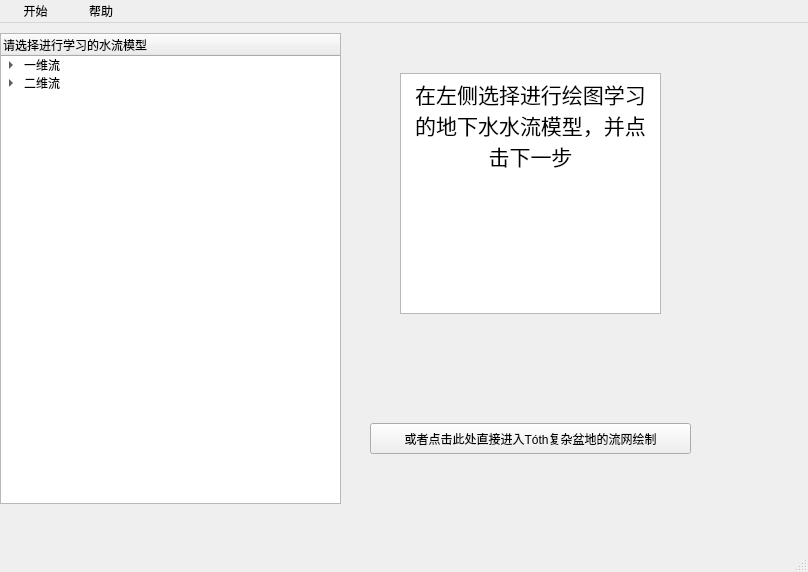
Yulei-3005240023/FDM_groundwater, file ui/MainWindow - untitled.ui: the form before one commit.
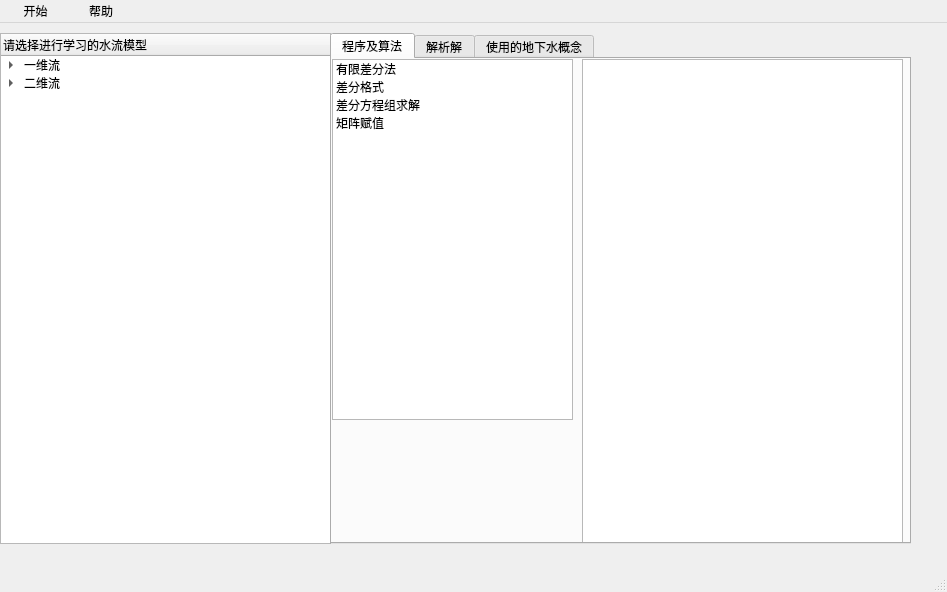
The form after the commit. The open tabs and pages were chosen to show the change.

Diff of the .ui file:
```diff
--- a/ui/MainWindow - untitled.ui
+++ b/ui/MainWindow - untitled.ui
@@ -6,8 +6,8 @@
    <rect>
     <x>0</x>
     <y>0</y>
-    <width>808</width>
-    <height>572</height>
+    <width>947</width>
+    <height>592</height>
    </rect>
   </property>
   <property name="windowTitle">
@@ -17,43 +17,13 @@
    <property name="cursor">
     <cursorShape>ArrowCursor</cursorShape>
    </property>
-   <widget class="QTextBrowser" name="textBrowser">
-    <property name="geometry">
-     <rect>
-      <x>400</x>
-      <y>50</y>
-      <width>261</width>
-      <height>241</height>
-     </rect>
-    </property>
-    <property name="html">
-     <string>&lt;!DOCTYPE HTML PUBLIC &quot;-//W3C//DTD HTML 4.0//EN&quot; &quot;http://www.w3.org/TR/REC-html40/strict.dtd&quot;&gt;
-&lt;html&gt;&lt;head&gt;&lt;meta name=&quot;qrichtext&quot; content=&quot;1&quot; /&gt;&lt;style type=&quot;text/css&quot;&gt;
-p, li { white-space: pre-wrap; }
-&lt;/style&gt;&lt;/head&gt;&lt;body style=&quot; font-family:'SimSun'; font-size:9pt; font-weight:400; font-style:normal;&quot;&gt;
-&lt;p align=&quot;center&quot; style=&quot; margin-top:0px; margin-bottom:0px; margin-left:0px; margin-right:0px; -qt-block-indent:0; text-indent:0px;&quot;&gt;&lt;span style=&quot; font-size:16pt;&quot;&gt;在左侧选择进行绘图学习的地下水水流模型，并点击下一步&lt;/span&gt;&lt;/p&gt;&lt;/body&gt;&lt;/html&gt;</string>
-    </property>
-   </widget>
-   <widget class="QPushButton" name="toth">
-    <property name="geometry">
-     <rect>
-      <x>370</x>
-      <y>400</y>
-      <width>321</width>
-      <height>31</height>
-     </rect>
-    </property>
-    <property name="text">
-     <string>或者点击此处直接进入Tóth复杂盆地的流网绘制</string>
-    </property>
-   </widget>
    <widget class="QTreeWidget" name="treeWidget">
     <property name="geometry">
      <rect>
       <x>0</x>
       <y>10</y>
-      <width>341</width>
-      <height>471</height>
+      <width>331</width>
+      <height>511</height>
      </rect>
     </property>
     <column>
@@ -156,13 +126,164 @@
      </item>
     </item>
    </widget>
+   <widget class="QTabWidget" name="tabWidget">
+    <property name="geometry">
+     <rect>
+      <x>330</x>
+      <y>10</y>
+      <width>581</width>
+      <height>511</height>
+     </rect>
+    </property>
+    <property name="currentIndex">
+     <number>2</number>
+    </property>
+    <widget class="QWidget" name="tab">
+     <attribute name="title">
+      <string>程序及算法</string>
+     </attribute>
+     <widget class="QTextBrowser" name="textBrowser_0">
+      <property name="geometry">
+       <rect>
+        <x>250</x>
+        <y>0</y>
+        <width>321</width>
+        <height>491</height>
+       </rect>
+      </property>
+     </widget>
+     <widget class="QListWidget" name="listWidget_0">
+      <property name="geometry">
+       <rect>
+        <x>0</x>
+        <y>0</y>
+        <width>241</width>
+        <height>361</height>
+       </rect>
+      </property>
+      <item>
+       <property name="text">
+        <string>有限差分法</string>
+       </property>
+       <property name="whatsThis">
+        <string>有限差分法</string>
+       </property>
+      </item>
+      <item>
+       <property name="text">
+        <string>差分格式</string>
+       </property>
+       <property name="whatsThis">
+        <string>差分格式</string>
+       </property>
+      </item>
+      <item>
+       <property name="text">
+        <string>差分方程组求解</string>
+       </property>
+       <property name="whatsThis">
+        <string>差分方程组求解</string>
+       </property>
+      </item>
+      <item>
+       <property name="text">
+        <string>矩阵赋值</string>
+       </property>
+       <property name="whatsThis">
+        <string>矩阵赋值</string>
+       </property>
+      </item>
+     </widget>
+    </widget>
+    <widget class="QWidget" name="tab_3">
+     <attribute name="title">
+      <string>解析解</string>
+     </attribute>
+     <widget class="QListWidget" name="listWidget_2">
+      <property name="geometry">
+       <rect>
+        <x>0</x>
+        <y>0</y>
+        <width>241</width>
+        <height>351</height>
+       </rect>
+      </property>
+      <item>
+       <property name="text">
+        <string>一维非稳定流承压含水层</string>
+       </property>
+      </item>
+      <item>
+       <property name="text">
+        <string>一维非稳定流潜水含水层的参考厚度法</string>
+       </property>
+      </item>
+      <item>
+       <property name="text">
+        <string>一维非稳定流潜水含水层的平方法</string>
+       </property>
+      </item>
+     </widget>
+     <widget class="QTextBrowser" name="textBrowser_2">
+      <property name="geometry">
+       <rect>
+        <x>250</x>
+        <y>0</y>
+        <width>321</width>
+        <height>481</height>
+       </rect>
+      </property>
+     </widget>
+    </widget>
+    <widget class="QWidget" name="tab_2">
+     <attribute name="title">
+      <string>使用的地下水概念</string>
+     </attribute>
+     <widget class="QListWidget" name="listWidget_1">
+      <property name="geometry">
+       <rect>
+        <x>0</x>
+        <y>0</y>
+        <width>241</width>
+        <height>351</height>
+       </rect>
+      </property>
+      <item>
+       <property name="text">
+        <string>渗透系数</string>
+       </property>
+       <property name="whatsThis">
+        <string>渗透系数</string>
+       </property>
+      </item>
+      <item>
+       <property name="text">
+        <string>导水系数</string>
+       </property>
+       <property name="whatsThis">
+        <string>导水系数</string>
+       </property>
+      </item>
+     </widget>
+     <widget class="QTextBrowser" name="textBrowser_1">
+      <property name="geometry">
+       <rect>
+        <x>250</x>
+        <y>0</y>
+        <width>321</width>
+        <height>481</height>
+       </rect>
+      </property>
+     </widget>
+    </widget>
+   </widget>
   </widget>
   <widget class="QMenuBar" name="menubar">
    <property name="geometry">
     <rect>
      <x>0</x>
      <y>0</y>
-     <width>808</width>
+     <width>947</width>
      <height>26</height>
     </rect>
    </property>
```
